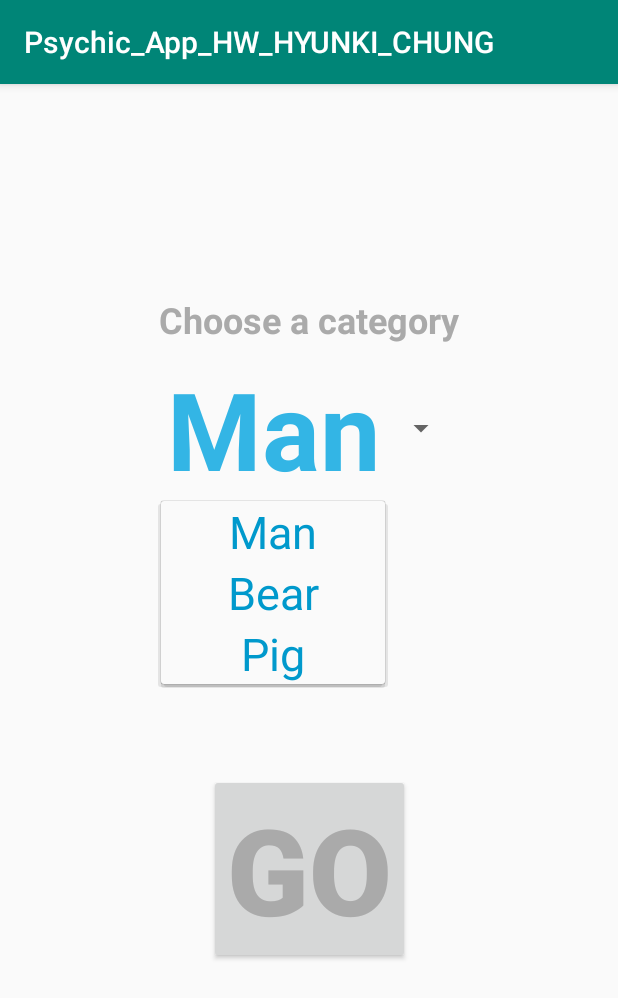
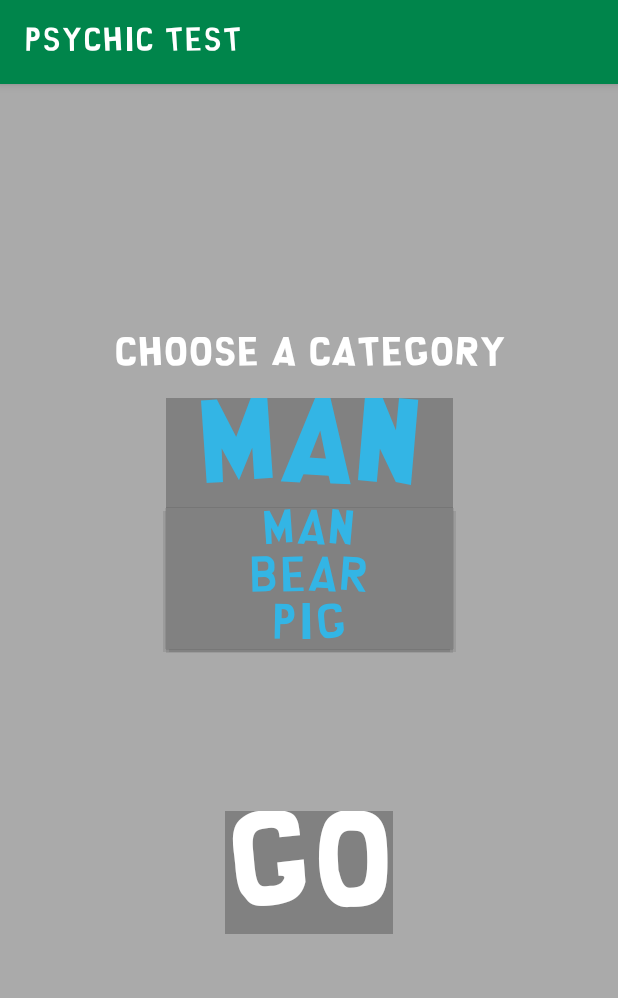
Before and after one commit to jgarcia162/Psychic_App_HW_CHUNG_HYUNKI, an Android app: the MainFragment screen opened directly, with no data from a screen before it, after a tap on "Man", on a phone screen of 412 x 824 dp. Shown: the top 998 px of the screen. Run offline under Robolectric (Android 15) with nearby library versions, the phone set to English and light mode, and no system bars.

Commit message:
design changes

```diff
--- a/app/src/main/java/android/pursuit/org/psychic_app_hw_hyunki_chung/MainFragment.java
+++ b/app/src/main/java/android/pursuit/org/psychic_app_hw_hyunki_chung/MainFragment.java
@@ -54,7 +54,6 @@
                 @Override
                 public void onItemSelected(AdapterView<?> parent, View view, int position, long id) {
                     query = parent.getItemAtPosition(position).toString();
-                    Log.d("query main frag", query);
 
                 }
 
--- a/app/src/main/java/android/pursuit/org/psychic_app_hw_hyunki_chung/SplashTwoActivity.java
+++ b/app/src/main/java/android/pursuit/org/psychic_app_hw_hyunki_chung/SplashTwoActivity.java
@@ -19,8 +19,10 @@
     @Override
     protected void onCreate(Bundle savedInstanceState) {
         super.onCreate(savedInstanceState);
+
         setContentView(R.layout.activity_splash);
         splash = findViewById(R.id.splash_imageView);
+
         final Intent intent = new Intent(this, MainActivity.class);
          mp = MediaPlayer.create(getBaseContext(),R.raw.cartman);
 
--- a/app/src/main/res/layout/activity_main.xml
+++ b/app/src/main/res/layout/activity_main.xml
@@ -1,6 +1,6 @@
 <?xml version="1.0" encoding="utf-8"?>
-<FrameLayout
+<FrameLayout xmlns:android="http://schemas.android.com/apk/res/android"
     android:id="@+id/main_container"
-    xmlns:android="http://schemas.android.com/apk/res/android"
     android:layout_width="match_parent"
-    android:layout_height="match_parent" />
+    android:layout_height="match_parent"
+    android:background="@android:color/darker_gray" />
--- a/app/src/main/res/layout/fragment_choice.xml
+++ b/app/src/main/res/layout/fragment_choice.xml
@@ -2,9 +2,10 @@
 <android.support.constraint.ConstraintLayout xmlns:android="http://schemas.android.com/apk/res/android"
     xmlns:app="http://schemas.android.com/apk/res-auto"
     xmlns:tools="http://schemas.android.com/tools"
+    android:id="@+id/choice_fragment"
     android:layout_width="match_parent"
     android:layout_height="match_parent"
-    android:id="@+id/choice_fragment">
+    android:background="@android:color/darker_gray">
 
     <ImageView
         android:id="@+id/imageView_1"
@@ -74,6 +75,7 @@
         android:layout_marginTop="32dp"
         android:layout_marginEnd="8dp"
         android:text="Take a Guess"
+        android:textColor="@android:color/background_light"
         android:textSize="36sp"
         android:textStyle="bold"
         app:layout_constraintEnd_toEndOf="parent"
--- a/app/src/main/res/layout/fragment_main.xml
+++ b/app/src/main/res/layout/fragment_main.xml
@@ -3,7 +3,8 @@
     xmlns:app="http://schemas.android.com/apk/res-auto"
     xmlns:tools="http://schemas.android.com/tools"
     android:layout_width="match_parent"
-    android:layout_height="match_parent">
+    android:layout_height="match_parent"
+    android:background="@android:color/darker_gray">
 
     <Button
         android:id="@+id/go_button"
@@ -13,8 +14,9 @@
         android:layout_marginTop="8dp"
         android:layout_marginEnd="8dp"
         android:layout_marginBottom="8dp"
+        android:background="#818181"
         android:text="GO"
-        android:textColor="@android:color/darker_gray"
+        android:textColor="@android:color/background_light"
         android:textSize="80sp"
         android:textStyle="bold"
         app:layout_constraintBottom_toBottomOf="parent"
@@ -28,8 +30,9 @@
         android:layout_width="wrap_content"
         android:layout_height="wrap_content"
         android:layout_marginStart="8dp"
-        android:layout_marginTop="8dp"
+        android:layout_marginTop="16dp"
         android:layout_marginEnd="8dp"
+        android:background="@color/colorMidgray"
         android:dropDownWidth="wrap_content"
         android:gravity="center"
         android:overlapAnchor="false"
@@ -46,9 +49,9 @@
         android:layout_height="wrap_content"
         android:layout_marginStart="8dp"
         android:layout_marginEnd="8dp"
-        android:layout_marginBottom="8dp"
+        android:layout_marginBottom="16dp"
         android:text="Choose a category"
-        android:textColor="@android:color/darker_gray"
+        android:textColor="@android:color/background_light"
         android:textSize="24sp"
         android:textStyle="bold"
         app:layout_constraintBottom_toTopOf="@+id/spinner"
--- a/app/src/main/res/layout/spinner_dropdown.xml
+++ b/app/src/main/res/layout/spinner_dropdown.xml
@@ -3,12 +3,14 @@
     xmlns:app="http://schemas.android.com/apk/res-auto"
     android:id="@android:id/text1"
     style="?android:attr/spinnerDropDownItemStyle"
+    android:fontFamily="@font/south_park"
     android:layout_width="match_parent"
     android:layout_height="wrap_content"
+    android:background="@color/colorMidgray"
     android:layout_marginTop="4dp"
     android:layout_marginBottom="4dp"
     android:ellipsize="marquee"
     android:singleLine="true"
     android:textAlignment="center"
-    android:textColor="@android:color/holo_blue_dark"
+    android:textColor="@android:color/holo_blue_light"
     android:textSize="30sp" />
--- a/app/src/main/res/layout/spinner_item.xml
+++ b/app/src/main/res/layout/spinner_item.xml
@@ -4,6 +4,7 @@
     android:id="@+id/spinner_item"
     android:layout_width="wrap_content"
     android:layout_height="wrap_content"
+
     android:textAlignment="center"
     android:textColor="@android:color/holo_blue_light"
     android:textSize="72sp"
--- a/app/src/main/res/values/colors.xml
+++ b/app/src/main/res/values/colors.xml
@@ -1,6 +1,7 @@
 <?xml version="1.0" encoding="utf-8"?>
 <resources>
-    <color name="colorPrimary">#008577</color>
+    <color name="colorPrimary">#00854B</color>
     <color name="colorPrimaryDark">#00574B</color>
     <color name="colorAccent">#D81B60</color>
+    <color name="colorMidgray">#818181</color>
 </resources>
--- a/app/src/main/res/values/strings.xml
+++ b/app/src/main/res/values/strings.xml
@@ -1,5 +1,5 @@
 <resources>
-    <string name="app_name">Psychic_App_HW_HYUNKI_CHUNG</string>
+    <string name="app_name">Psychic Test</string>
     <string-array name="spinner_array">
         <item>Man</item>
         <item>Bear</item>
--- a/app/src/main/res/values/styles.xml
+++ b/app/src/main/res/values/styles.xml
@@ -6,9 +6,17 @@
         <item name="colorPrimary">@color/colorPrimary</item>
         <item name="colorPrimaryDark">@color/colorPrimaryDark</item>
         <item name="colorAccent">@color/colorAccent</item>
+        <item name="android:textViewStyle">@style/RobotoTextViewStyle</item>
+        <item name="buttonStyle">@style/RobotoButtonStyle</item>
+        <item name="android:windowDisablePreview">true</item>
     </style>
-    <style name="SplashTheme" parent="Theme.AppCompat.NoActionBar">
-        <item name="android:windowBackground">@drawable/ic_launcher</item>
+
+    <style name="RobotoTextViewStyle" parent="android:Widget.TextView">
+        <item name="android:fontFamily">@font/south_park</item>
+    </style>
+
+    <style name="RobotoButtonStyle" parent="android:Widget.Holo.Button">
+        <item name="android:fontFamily">@font/south_park</item>
     </style>
 
 </resources>
```
Also changed, not shown: app/src/main/res/layout/activity_splash.xml (+7 -4 lines), app/src/main/res/layout/fragment_result.xml (+15 -4 lines), app/src/main/res/font/south_park.ttf (added).
